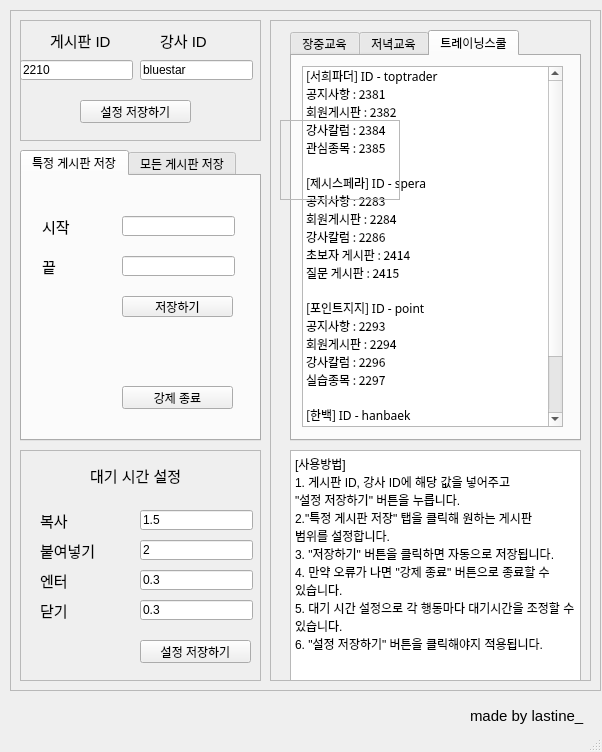
The window that main.ui (lastine/RoyalRoderSaver) describes before a commit, drawn with Qt 5.
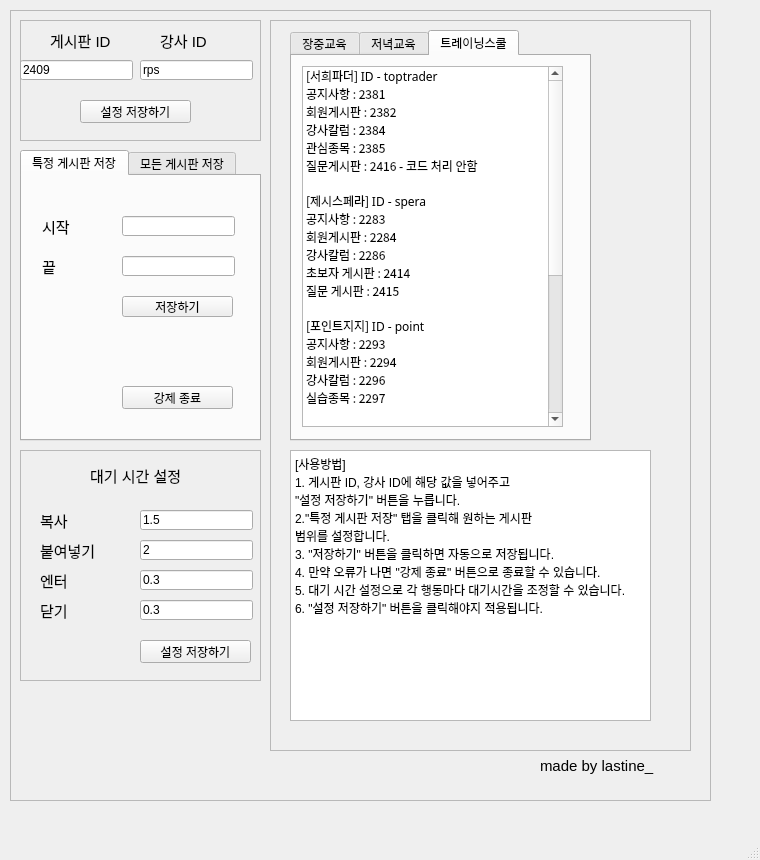
The same window after the commit. The open tabs and pages were chosen to show the change.

Patch:
```diff
--- a/main.ui
+++ b/main.ui
@@ -6,8 +6,8 @@
    <rect>
     <x>0</x>
     <y>0</y>
-    <width>602</width>
-    <height>752</height>
+    <width>760</width>
+    <height>860</height>
    </rect>
   </property>
   <property name="windowTitle">
@@ -19,8 +19,8 @@
      <rect>
       <x>10</x>
       <y>10</y>
-      <width>591</width>
-      <height>681</height>
+      <width>701</width>
+      <height>791</height>
      </rect>
     </property>
     <property name="frameShape">
@@ -72,7 +72,7 @@
        </rect>
       </property>
       <property name="text">
-       <string>2210</string>
+       <string>2409</string>
       </property>
      </widget>
      <widget class="QPushButton" name="pushButton_id">
@@ -98,7 +98,7 @@
        </rect>
       </property>
       <property name="text">
-       <string>bluestar</string>
+       <string>rps</string>
       </property>
      </widget>
      <widget class="QLabel" name="label_9">
@@ -414,8 +414,8 @@
       <rect>
        <x>260</x>
        <y>10</y>
-       <width>321</width>
-       <height>661</height>
+       <width>421</width>
+       <height>731</height>
       </rect>
      </property>
      <property name="frameShape">
@@ -429,7 +429,7 @@
        <rect>
         <x>20</x>
         <y>10</y>
-        <width>291</width>
+        <width>301</width>
         <height>411</height>
        </rect>
       </property>
@@ -759,6 +759,11 @@
           <string>관심종목 : 2385</string>
          </property>
         </item>
+        <item>
+         <property name="text">
+          <string>질문게시판 : 2416 - 코드 처리 안함</string>
+         </property>
+        </item>
         <item>
          <property name="text">
           <string/>
@@ -854,6 +859,51 @@
           <string>실습종목 : 2404</string>
          </property>
         </item>
+        <item>
+         <property name="text">
+          <string/>
+         </property>
+        </item>
+        <item>
+         <property name="text">
+          <string>[리버스패스] ID - rps</string>
+         </property>
+        </item>
+        <item>
+         <property name="text">
+          <string>공지사항 : 2409</string>
+         </property>
+        </item>
+        <item>
+         <property name="text">
+          <string>회원게시판 : 2410</string>
+         </property>
+        </item>
+        <item>
+         <property name="text">
+          <string>강의후기 : 2411</string>
+         </property>
+        </item>
+        <item>
+         <property name="text">
+          <string>강사칼럼 : 2412</string>
+         </property>
+        </item>
+        <item>
+         <property name="text">
+          <string>관심종목 : 2417</string>
+         </property>
+        </item>
+        <item>
+         <property name="text">
+          <string>질문게시판 : 2418</string>
+         </property>
+        </item>
+        <item>
+         <property name="text">
+          <string>강의자료 : 2419</string>
+         </property>
+        </item>
        </widget>
       </widget>
      </widget>
@@ -862,61 +912,45 @@
        <rect>
         <x>20</x>
         <y>430</y>
-        <width>291</width>
-        <height>231</height>
+        <width>361</width>
+        <height>271</height>
        </rect>
       </property>
       <property name="html">
        <string>&lt;!DOCTYPE HTML PUBLIC &quot;-//W3C//DTD HTML 4.0//EN&quot; &quot;http://www.w3.org/TR/REC-html40/strict.dtd&quot;&gt;
 &lt;html&gt;&lt;head&gt;&lt;meta name=&quot;qrichtext&quot; content=&quot;1&quot; /&gt;&lt;style type=&quot;text/css&quot;&gt;
 p, li { white-space: pre-wrap; }
-&lt;/style&gt;&lt;/head&gt;&lt;body style=&quot; font-family:'Gulim'; font-size:9pt; font-weight:400; font-style:normal;&quot;&gt;
-&lt;p style=&quot; margin-top:0px; margin-bottom:0px; margin-left:0px; margin-right:0px; -qt-block-indent:0; text-indent:0px;&quot;&gt;[사용방법]&lt;/p&gt;
-&lt;p style=&quot; margin-top:0px; margin-bottom:0px; margin-left:0px; margin-right:0px; -qt-block-indent:0; text-indent:0px;&quot;&gt;1. 게시판 ID, 강사 ID에 해당 값을 넣어주고&lt;/p&gt;
-&lt;p style=&quot; margin-top:0px; margin-bottom:0px; margin-left:0px; margin-right:0px; -qt-block-indent:0; text-indent:0px;&quot;&gt;&amp;quot;설정 저장하기&amp;quot; 버튼을 누릅니다.&lt;/p&gt;
-&lt;p style=&quot; margin-top:0px; margin-bottom:0px; margin-left:0px; margin-right:0px; -qt-block-indent:0; text-indent:0px;&quot;&gt;2.&amp;quot;특정 게시판 저장&amp;quot; 탭을 클릭해 원하는 게시판&lt;/p&gt;
-&lt;p style=&quot; margin-top:0px; margin-bottom:0px; margin-left:0px; margin-right:0px; -qt-block-indent:0; text-indent:0px;&quot;&gt;범위를 설정합니다.&lt;/p&gt;
-&lt;p style=&quot; margin-top:0px; margin-bottom:0px; margin-left:0px; margin-right:0px; -qt-block-indent:0; text-indent:0px;&quot;&gt;3. &amp;quot;저장하기&amp;quot; 버튼을 클릭하면 자동으로 저장됩니다.&lt;/p&gt;
-&lt;p style=&quot; margin-top:0px; margin-bottom:0px; margin-left:0px; margin-right:0px; -qt-block-indent:0; text-indent:0px;&quot;&gt;4. 만약 오류가 나면 &amp;quot;강제 종료&amp;quot; 버튼으로 종료할 수 있습니다.&lt;/p&gt;
-&lt;p style=&quot; margin-top:0px; margin-bottom:0px; margin-left:0px; margin-right:0px; -qt-block-indent:0; text-indent:0px;&quot;&gt;5. 대기 시간 설정으로 각 행동마다 대기시간을 조정할 수 있습니다.&lt;/p&gt;
-&lt;p style=&quot; margin-top:0px; margin-bottom:0px; margin-left:0px; margin-right:0px; -qt-block-indent:0; text-indent:0px;&quot;&gt;6. &amp;quot;설정 저장하기&amp;quot; 버튼을 클릭해야지 적용됩니다.&lt;/p&gt;&lt;/body&gt;&lt;/html&gt;</string>
+&lt;/style&gt;&lt;/head&gt;&lt;body style=&quot; font-family:'Gulim'; font-size:11.25pt; font-weight:400; font-style:normal;&quot;&gt;
+&lt;p style=&quot; margin-top:0px; margin-bottom:0px; margin-left:0px; margin-right:0px; -qt-block-indent:0; text-indent:0px;&quot;&gt;&lt;span style=&quot; font-size:9pt;&quot;&gt;[사용방법]&lt;/span&gt;&lt;/p&gt;
+&lt;p style=&quot; margin-top:0px; margin-bottom:0px; margin-left:0px; margin-right:0px; -qt-block-indent:0; text-indent:0px;&quot;&gt;&lt;span style=&quot; font-size:9pt;&quot;&gt;1. 게시판 ID, 강사 ID에 해당 값을 넣어주고&lt;/span&gt;&lt;/p&gt;
+&lt;p style=&quot; margin-top:0px; margin-bottom:0px; margin-left:0px; margin-right:0px; -qt-block-indent:0; text-indent:0px;&quot;&gt;&lt;span style=&quot; font-size:9pt;&quot;&gt;&amp;quot;설정 저장하기&amp;quot; 버튼을 누릅니다.&lt;/span&gt;&lt;/p&gt;
+&lt;p style=&quot; margin-top:0px; margin-bottom:0px; margin-left:0px; margin-right:0px; -qt-block-indent:0; text-indent:0px;&quot;&gt;&lt;span style=&quot; font-size:9pt;&quot;&gt;2.&amp;quot;특정 게시판 저장&amp;quot; 탭을 클릭해 원하는 게시판&lt;/span&gt;&lt;/p&gt;
+&lt;p style=&quot; margin-top:0px; margin-bottom:0px; margin-left:0px; margin-right:0px; -qt-block-indent:0; text-indent:0px;&quot;&gt;&lt;span style=&quot; font-size:9pt;&quot;&gt;범위를 설정합니다.&lt;/span&gt;&lt;/p&gt;
+&lt;p style=&quot; margin-top:0px; margin-bottom:0px; margin-left:0px; margin-right:0px; -qt-block-indent:0; text-indent:0px;&quot;&gt;&lt;span style=&quot; font-size:9pt;&quot;&gt;3. &amp;quot;저장하기&amp;quot; 버튼을 클릭하면 자동으로 저장됩니다.&lt;/span&gt;&lt;/p&gt;
+&lt;p style=&quot; margin-top:0px; margin-bottom:0px; margin-left:0px; margin-right:0px; -qt-block-indent:0; text-indent:0px;&quot;&gt;&lt;span style=&quot; font-size:9pt;&quot;&gt;4. 만약 오류가 나면 &amp;quot;강제 종료&amp;quot; 버튼으로 종료할 수 있습니다.&lt;/span&gt;&lt;/p&gt;
+&lt;p style=&quot; margin-top:0px; margin-bottom:0px; margin-left:0px; margin-right:0px; -qt-block-indent:0; text-indent:0px;&quot;&gt;&lt;span style=&quot; font-size:9pt;&quot;&gt;5. 대기 시간 설정으로 각 행동마다 대기시간을 조정할 수 있습니다.&lt;/span&gt;&lt;/p&gt;
+&lt;p style=&quot; margin-top:0px; margin-bottom:0px; margin-left:0px; margin-right:0px; -qt-block-indent:0; text-indent:0px;&quot;&gt;&lt;span style=&quot; font-size:9pt;&quot;&gt;6. &amp;quot;설정 저장하기&amp;quot; 버튼을 클릭해야지 적용됩니다.&lt;/span&gt;&lt;/p&gt;&lt;/body&gt;&lt;/html&gt;</string>
       </property>
      </widget>
-     <widget class="QFrame" name="frame_4">
-      <property name="geometry">
-       <rect>
-        <x>10</x>
-        <y>100</y>
-        <width>120</width>
-        <height>80</height>
-       </rect>
-      </property>
-      <property name="frameShape">
-       <enum>QFrame::StyledPanel</enum>
-      </property>
-      <property name="frameShadow">
-       <enum>QFrame::Raised</enum>
-      </property>
-     </widget>
     </widget>
-   </widget>
-   <widget class="QLabel" name="label_10">
-    <property name="geometry">
-     <rect>
-      <x>470</x>
-      <y>700</y>
-      <width>121</width>
-      <height>31</height>
-     </rect>
-    </property>
-    <property name="font">
-     <font>
-      <pointsize>11</pointsize>
-     </font>
-    </property>
-    <property name="text">
-     <string>made by lastine_</string>
-    </property>
+    <widget class="QLabel" name="label_10">
+     <property name="geometry">
+      <rect>
+       <x>530</x>
+       <y>740</y>
+       <width>131</width>
+       <height>31</height>
+      </rect>
+     </property>
+     <property name="font">
+      <font>
+       <pointsize>11</pointsize>
+      </font>
+     </property>
+     <property name="text">
+      <string>made by lastine_</string>
+     </property>
+    </widget>
    </widget>
   </widget>
   <widget class="QStatusBar" name="statusbar"/>
```
Left out of the diff: 2 changed lines with no effect on the pictures.
